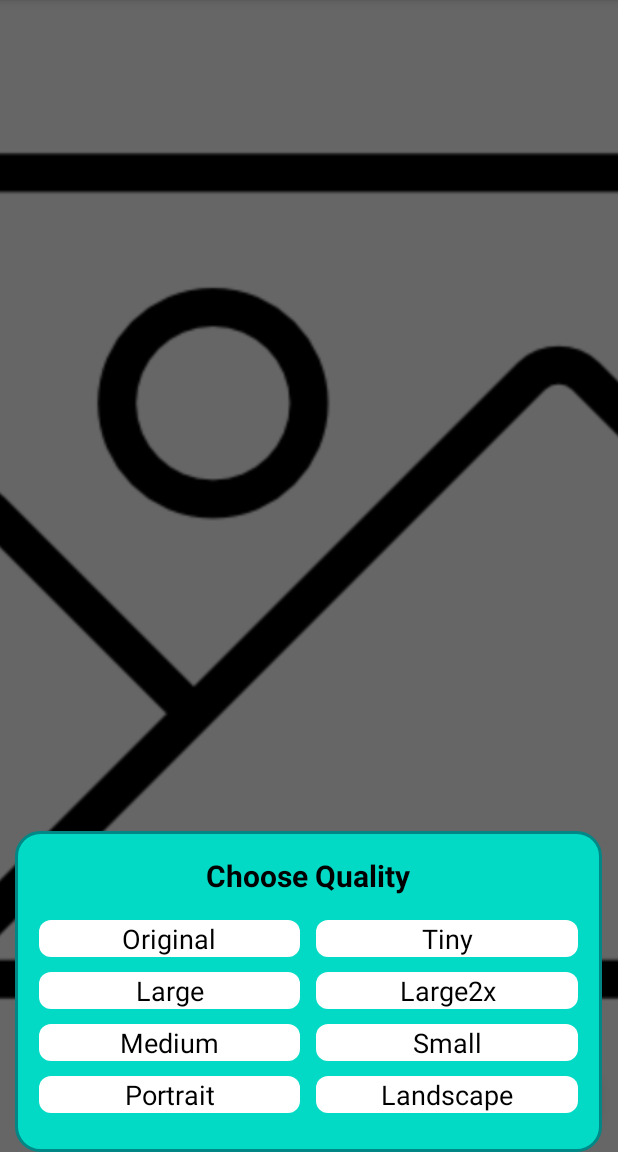
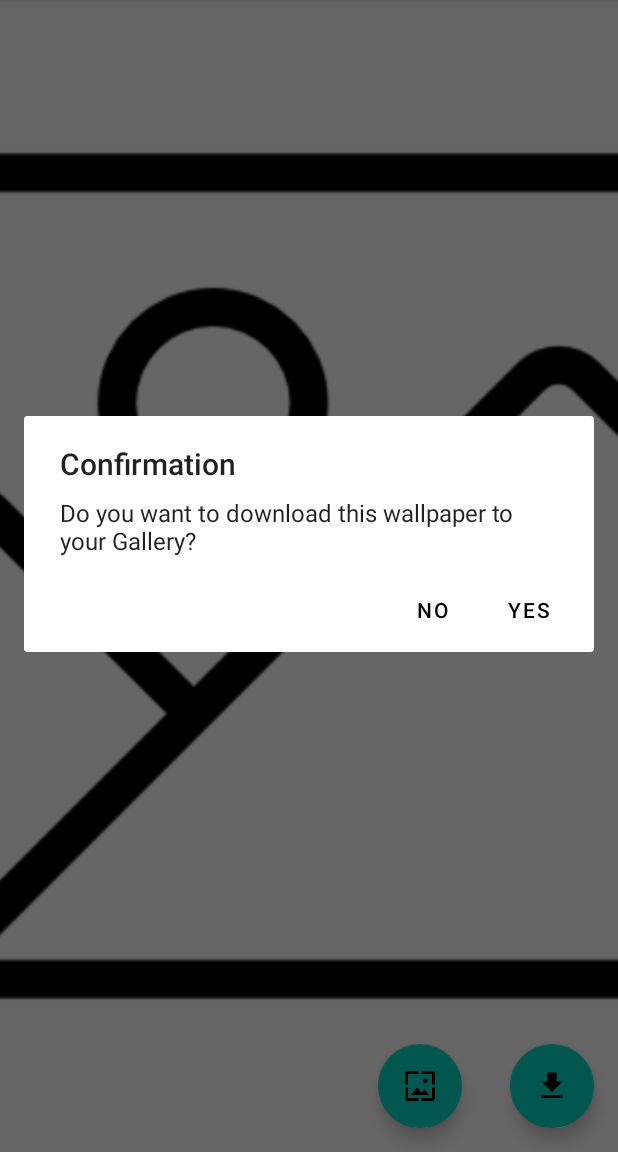
Before and after one commit to taimo0r/WallPixels, an Android app: the WallPaperActivity screen opened directly, with no data from a screen before it, after a tap on an icon or button, on a phone screen of 412 x 824 dp, the part 84-1236 px from its top. Run offline under Robolectric (Android 15) with nearby library versions, the phone set to English and light mode, and no system bars; our stand-ins replace Picasso; pictures from the network do not load; 1 statement that could not run was skipped.

Commit message:
Optimizes WallPaper Download to Gallery.

```diff
--- a/app/src/main/java/com/taimoor/wallpixels/Activities/WallPaperActivity.java
+++ b/app/src/main/java/com/taimoor/wallpixels/Activities/WallPaperActivity.java
@@ -1,26 +1,20 @@
 package com.taimoor.wallpixels.Activities;
-
-import androidx.appcompat.app.AlertDialog;
-import androidx.appcompat.app.AppCompatActivity;
 
 import android.app.DownloadManager;
 import android.app.WallpaperManager;
 import android.content.Context;
-import android.content.DialogInterface;
 import android.graphics.Bitmap;
-import android.graphics.Color;
 import android.graphics.drawable.BitmapDrawable;
-import android.graphics.drawable.ColorDrawable;
 import android.net.Uri;
 import android.os.Bundle;
 import android.os.Environment;
-import android.view.Gravity;
-import android.view.View;
 import android.view.Window;
 import android.view.WindowManager;
 import android.widget.ImageView;
-import android.widget.TextView;
 import android.widget.Toast;
+
+import androidx.appcompat.app.AlertDialog;
+import androidx.appcompat.app.AppCompatActivity;
 
 import com.google.android.material.floatingactionbutton.FloatingActionButton;
 import com.squareup.picasso.Picasso;
@@ -32,9 +26,7 @@ public class WallPaperActivity extends AppCompatActivity {
     ImageView imageViewWallpaper;
     FloatingActionButton fabDownload, fabWallpaper;
     Hit photo;
-    AlertDialog alertDialog;
     AlertDialog.Builder builder;
-    TextView original, large, large2x, small, medium, portrait, landscape, tiny;
 
     @Override
     protected void onCreate(Bundle savedInstanceState) {
@@ -56,35 +48,36 @@ public class WallPaperActivity extends AppCompatActivity {
         photo = (Hit) getIntent().getSerializableExtra("photo");
         Picasso.get().load(photo.getWebformatURL()).placeholder(R.drawable.image).into(imageViewWallpaper);
 
+        fabDownload.setOnClickListener(view -> {
 
-        fabDownload.setOnClickListener(view -> selectQuality());
+            builder.setTitle("Confirmation");
+            builder.setMessage("Do you want to download this wallpaper to your Gallery?");
 
-        fabWallpaper.setOnClickListener(new View.OnClickListener() {
-            @Override
-            public void onClick(View view) {
-                builder.setTitle("Confirmation");
-                builder.setMessage("Do you want to set this image as your wallpaper?");
+            builder.setPositiveButton("Yes", (dialog, which) -> downloadImg());
 
-                builder.setPositiveButton("Yes", new DialogInterface.OnClickListener() {
-                    @Override
-                    public void onClick(DialogInterface dialog, int which) {
-                        setWallpaper();
-                    }
-                });
+            builder.setNegativeButton("No", (dialog, which) -> dialog.dismiss());
 
-                builder.setNegativeButton("No", new DialogInterface.OnClickListener() {
-                    @Override
-                    public void onClick(DialogInterface dialog, int which) {
-                        dialog.dismiss();
-                    }
-                });
+            AlertDialog dialog = builder.create();
 
-                AlertDialog dialog = builder.create();
+            dialog.setCanceledOnTouchOutside(false);
+            dialog.show();
+        });
 
-                dialog.setCanceledOnTouchOutside(false);
-                dialog.show();
 
-            }
+        fabWallpaper.setOnClickListener(view -> {
+
+            builder.setTitle("Confirmation");
+            builder.setMessage("Do you want to set this image as your wallpaper?");
+
+            builder.setPositiveButton("Yes", (dialog, which) -> setWallpaper());
+
+            builder.setNegativeButton("No", (dialog, which) -> dialog.dismiss());
+
+            AlertDialog dialog = builder.create();
+
+            dialog.setCanceledOnTouchOutside(false);
+            dialog.show();
+
         });
 
 
@@ -103,129 +96,12 @@ public class WallPaperActivity extends AppCompatActivity {
         }
     }
 
-    private void selectQuality() {
-        final AlertDialog.Builder alert = new AlertDialog.Builder(WallPaperActivity.this);
-        View dialogView = getLayoutInflater().inflate(R.layout.download_dialog, null);
-
-
-        original = (TextView) dialogView.findViewById(R.id.original_txt);
-        landscape = (TextView) dialogView.findViewById(R.id.landscape_txt);
-        large = (TextView) dialogView.findViewById(R.id.large_txt);
-        large2x = (TextView) dialogView.findViewById(R.id.large2x_txt);
-        medium = (TextView) dialogView.findViewById(R.id.medium_txt);
-        small = (TextView) dialogView.findViewById(R.id.small_txt);
-        portrait = (TextView) dialogView.findViewById(R.id.portrait_txt);
-        tiny = (TextView) dialogView.findViewById(R.id.tiny_txt);
-
-        alert.setView(dialogView);
-        alertDialog = alert.create();
-        //  alertDialog.getWindow().getAttributes().windowAnimations = R.style.DialogAnimation_2;
-        alertDialog.getWindow().setBackgroundDrawable(new ColorDrawable(Color.TRANSPARENT));
-
-
-        Window window = alertDialog.getWindow();
-        WindowManager.LayoutParams wlp = window.getAttributes();
-        wlp.windowAnimations = R.style.DownloadDialogAnimation;
-
-        wlp.gravity = Gravity.BOTTOM;
-        wlp.flags &= ~WindowManager.LayoutParams.FLAG_DIM_BEHIND;
-        window.setAttributes(wlp);
-
-        original.setOnClickListener(new View.OnClickListener() {
-            @Override
-            public void onClick(View view) {
-                downloadImg("original");
-                alertDialog.dismiss();
-            }
-        });
-
-        large.setOnClickListener(new View.OnClickListener() {
-            @Override
-            public void onClick(View view) {
-                downloadImg("large");
-                alertDialog.dismiss();
-            }
-        });
-
-        medium.setOnClickListener(new View.OnClickListener() {
-            @Override
-            public void onClick(View view) {
-                downloadImg("medium");
-                alertDialog.dismiss();
-            }
-        });
-
-        small.setOnClickListener(new View.OnClickListener() {
-            @Override
-            public void onClick(View view) {
-                downloadImg("small");
-                alertDialog.dismiss();
-            }
-        });
-
-        large2x.setOnClickListener(new View.OnClickListener() {
-            @Override
-            public void onClick(View view) {
-                downloadImg("large2x");
-                alertDialog.dismiss();
-            }
-        });
-
-        portrait.setOnClickListener(new View.OnClickListener() {
-            @Override
-            public void onClick(View view) {
-                downloadImg("portrait");
-                alertDialog.dismiss();
-            }
-        });
-
-        landscape.setOnClickListener(new View.OnClickListener() {
-            @Override
-            public void onClick(View view) {
-                downloadImg("landscape");
-                alertDialog.dismiss();
-            }
-        });
-
-        tiny.setOnClickListener(new View.OnClickListener() {
-            @Override
-            public void onClick(View view) {
-                downloadImg("tiny");
-                alertDialog.dismiss();
-            }
-        });
-
-        alertDialog.show();
-
-
-    }
-
-    private void downloadImg(String quality) {
+    private void downloadImg() {
 
         DownloadManager downloadManager = null;
         downloadManager = (DownloadManager) getSystemService(Context.DOWNLOAD_SERVICE);
         Uri uri = Uri.parse(photo.getWebformatURL());
 
-//        if (quality.equals("original")) {
-//            uri = Uri.parse(photo.getSrc().getOriginal());
-//        } else if (quality.equals("large")) {
-//            uri = Uri.parse(photo.getSrc().getLarge());
-//        } else if (quality.equals("large2x")) {
-//            uri = Uri.parse(photo.getSrc().getLarge2x());
-//        } else if (quality.equals("medium")) {
-//            uri = Uri.parse(photo.getSrc().getMedium());
-//        } else if (quality.equals("small")) {
-//            uri = Uri.parse(photo.getSrc().getSmall());
-//        } else if (quality.equals("portrait")) {
-//            uri = Uri.parse(photo.getSrc().getPortrait());
-//        } else if (quality.equals("landscape")) {
-//            uri = Uri.parse(photo.getSrc().getLandscape());
-//        } else if (quality.equals("tiny")) {
-//            uri = Uri.parse(photo.getSrc().getTiny());
-//        } else {
-//            Toast.makeText(this, "No Quality Selected", Toast.LENGTH_SHORT).show();
-//            return;
-//        }
 
         DownloadManager.Request request = new DownloadManager.Request(uri);
 
--- a/app/src/main/res/drawable/option_background.xml
+++ /dev/null
@@ -1,15 +0,0 @@
-<?xml version="1.0" encoding="utf-8"?>
-<selector xmlns:android="http://schemas.android.com/apk/res/android">
-    <item android:state_pressed="true">
-        <shape>
-            <solid android:color="@color/teal_500"/> <!-- Teal 700 for pressed state -->
-            <corners android:radius="8dp"/>
-        </shape>
-    </item>
-    <item>
-        <shape>
-            <solid android:color="#FFFFFF"/> <!-- White for default state -->
-            <corners android:radius="8dp"/>
-        </shape>
-    </item>
-</selector>
--- a/app/src/main/res/drawable/option_normal_background.xml
+++ /dev/null
@@ -1,5 +0,0 @@
-<?xml version="1.0" encoding="utf-8"?>
-<shape xmlns:android="http://schemas.android.com/apk/res/android">
-    <solid android:color="#FFFFFF"/> <!-- Background color -->
-    <corners android:radius="8dp"/> <!-- Rounded corners for each option -->
-</shape>
--- a/app/src/main/res/drawable/option_ripple_background.xml
+++ /dev/null
@@ -1,10 +0,0 @@
-<?xml version="1.0" encoding="utf-8"?>
-<ripple xmlns:android="http://schemas.android.com/apk/res/android"
-    android:color="?android:attr/colorControlHighlight"> <!-- Ripple color -->
-    <item>
-        <shape android:shape="rectangle">
-            <solid android:color="#FFFFFF"/> <!-- Background color -->
-            <corners android:radius="8dp"/> <!-- Rounded corners for each option -->
-        </shape>
-    </item>
-</ripple>
--- a/app/src/main/res/layout/download_dialog.xml
+++ /dev/null
@@ -1,162 +0,0 @@
-<?xml version="1.0" encoding="utf-8"?>
-
-<LinearLayout xmlns:android="http://schemas.android.com/apk/res/android"
-    android:layout_width="300dp"
-    android:layout_height="wrap_content"
-    android:layout_gravity="center_horizontal"
-    android:background="@drawable/dialog_background"
-    android:orientation="vertical"
-    android:padding="16dp"> <!-- Rounded corner background -->
-
-    <TextView
-        android:id="@+id/choose_txt"
-        android:layout_width="match_parent"
-        android:layout_height="wrap_content"
-        android:layout_marginBottom="16dp"
-        android:text="Choose Quality"
-        android:textAlignment="center"
-        android:textColor="@color/black"
-        android:textSize="20sp"
-        android:textStyle="bold" />
-
-    <!-- Options in a LinearLayout -->
-    <LinearLayout
-        android:layout_width="match_parent"
-        android:layout_height="wrap_content"
-        android:layout_gravity="center"
-        android:layout_marginBottom="10dp"
-        android:orientation="horizontal"
-        android:weightSum="2">
-
-        <TextView
-            android:id="@+id/original_txt"
-            android:layout_width="0dp"
-            android:layout_height="wrap_content"
-            android:layout_marginEnd="5dp"
-            android:layout_weight="1"
-            android:background="@drawable/option_background"
-            android:gravity="center"
-            android:text="Original"
-            android:textColor="@color/black"
-            android:textSize="18sp" />
-
-        <TextView
-            android:id="@+id/tiny_txt"
-            android:layout_width="0dp"
-            android:layout_height="wrap_content"
-            android:layout_marginStart="5dp"
-            android:layout_weight="1"
-            android:background="@drawable/option_background"
-            android:gravity="center"
-            android:text="Tiny"
-            android:textColor="@color/black"
-            android:textSize="18sp" />
-
-    </LinearLayout>
-
-    <LinearLayout
-        android:layout_width="match_parent"
-        android:layout_height="wrap_content"
-        android:layout_gravity="center"
-        android:orientation="horizontal"
-        android:weightSum="2">
-
-        <TextView
-            android:id="@+id/large_txt"
-            android:layout_width="0dp"
-            android:layout_height="wrap_content"
-            android:layout_marginEnd="5dp"
-            android:layout_weight="1"
-            android:background="@drawable/option_background"
-            android:gravity="center"
-            android:text="Large"
-            android:textColor="@color/black"
-            android:textSize="18sp" />
-
-        <TextView
-            android:id="@+id/large2x_txt"
-            android:layout_width="0dp"
-            android:layout_height="wrap_content"
-            android:layout_marginStart="5dp"
-            android:layout_marginBottom="10dp"
-            android:layout_weight="1"
-            android:background="@drawable/option_background"
-            android:gravity="center"
-            android:text="Large2x"
-            android:textColor="@color/black"
-            android:textSize="18sp" />
-
-
-    </LinearLayout>
-
-
-    <LinearLayout
-        android:layout_width="match_parent"
-        android:layout_height="wrap_content"
-        android:layout_gravity="center"
-        android:layout_marginBottom="10dp"
-        android:orientation="horizontal"
-        android:weightSum="2">
-
-        <TextView
-            android:id="@+id/medium_txt"
-            android:layout_width="0dp"
-            android:layout_height="wrap_content"
-            android:layout_marginEnd="5dp"
-            android:layout_weight="1"
-            android:background="@drawable/option_background"
-            android:gravity="center"
-            android:text="Medium"
-            android:textColor="@color/black"
-            android:textSize="18sp" />
-
-        <TextView
-            android:id="@+id/small_txt"
-            android:layout_width="0dp"
-            android:layout_height="wrap_content"
-            android:layout_marginStart="5dp"
-            android:layout_weight="1"
-            android:background="@drawable/option_background"
-            android:gravity="center"
-            android:text="Small"
-            android:textColor="@color/black"
-            android:textSize="18sp" />
-
-
-    </LinearLayout>
-
-
-    <LinearLayout
-        android:layout_width="match_parent"
-        android:layout_height="wrap_content"
-        android:layout_gravity="center"
-        android:layout_marginBottom="10dp"
-        android:orientation="horizontal"
-        android:weightSum="2">
-
-        <TextView
-            android:id="@+id/portrait_txt"
-            android:layout_width="0dp"
-            android:layout_height="wrap_content"
-            android:layout_marginEnd="5dp"
-            android:layout_weight="1"
-            android:background="@drawable/option_background"
-            android:gravity="center"
-            android:text="Portrait"
-            android:textColor="@color/black"
-            android:textSize="18sp" />
-
-        <TextView
-            android:id="@+id/landscape_txt"
-            android:layout_width="0dp"
-            android:layout_height="wrap_content"
-            android:layout_marginStart="5dp"
-            android:layout_weight="1"
-            android:background="@drawable/option_background"
-            android:gravity="center"
-            android:text="Landscape"
-            android:textColor="@color/black"
-            android:textSize="18sp" />
-
-    </LinearLayout>
-</LinearLayout>
--- a/app/src/main/res/values/themes.xml
+++ b/app/src/main/res/values/themes.xml
@@ -25,15 +25,4 @@
     </style>
 
 
-    <style name="GridItemStyle">
-        <item name="android:layout_width">0dp</item>
-        <item name="android:layout_height">wrap_content</item>
-        <item name="android:layout_weight">1</item>
-        <item name="android:textSize">18sp</item>
-        <item name="android:gravity">center</item>
-        <item name="android:padding">10dp</item>
-        <item name="android:textColor">@color/black</item>
-        <item name="android:background">@drawable/option_background</item> <!-- Custom option background -->
-    </style>
-
 </resources>
```
Also changed, not shown: app/src/main/res/drawable/add_image.png (deleted).
